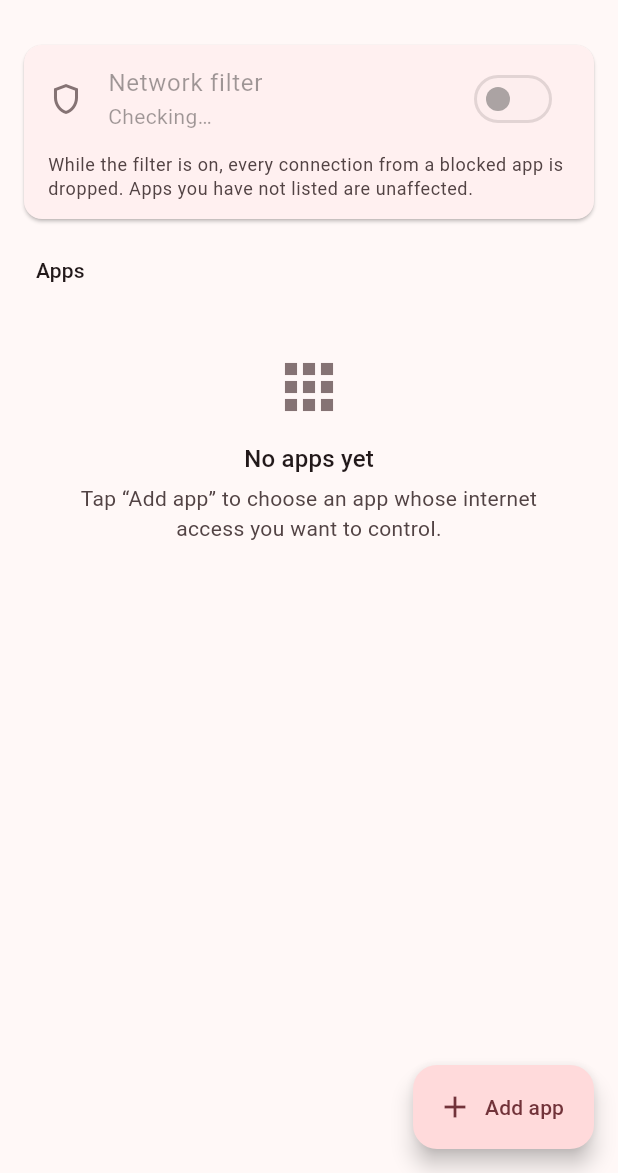
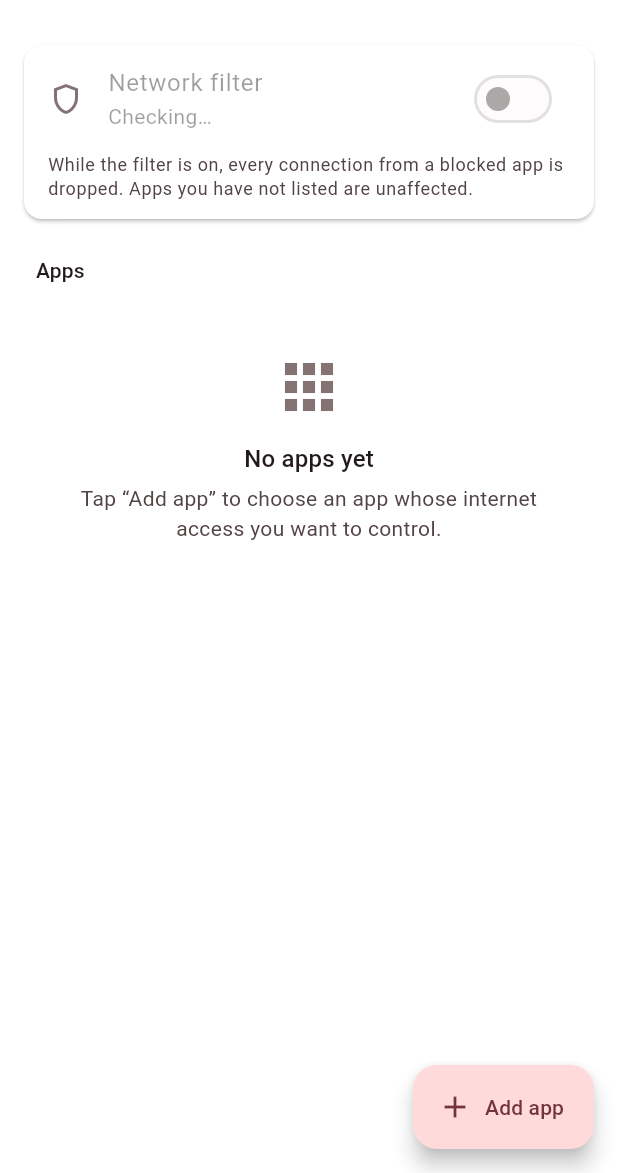
Before and after one commit to skystarsweet/Next.js, a Flutter app: the screen it shows after launch, on a phone screen of 412 x 824 dp, the part 63-1236 px from its top. Run offline on Flutter 3.47's test engine with Material 3 defaults, Android fonts, the phone set to English and light mode, and no system bars.

Commit message:
Always show AppNetGuard in a bright light theme
Force ThemeMode.light with white surfaces, card and app bar so the app
never follows the device's dark mode. Set UIUserInterfaceStyle to Light
in the Runner Info.plist so native sheets, alerts and the keyboard match.
Add a widget test that pins the light theme under a dark platform
brightness.

Co-Authored-By: Claude Fable 5.1 <noreply@anthropic.com>
Claude-Session: https://claude.ai/code/session_015RKTaxaV1bMye1N6Rgqcur

```diff
--- a/appnetguard/lib/main.dart
+++ b/appnetguard/lib/main.dart
@@ -37,19 +37,32 @@ class _AppNetGuardAppState extends State<AppNetGuardApp> {
   @override
   Widget build(BuildContext context) {
     const seed = Color(0xFFE64D66);
+    final colorScheme =
+        ColorScheme.fromSeed(
+          seedColor: seed,
+          brightness: Brightness.light,
+        ).copyWith(
+          // Pure white surfaces so the app reads as bright regardless of the
+          // device's dark-mode setting.
+          surface: Colors.white,
+          surfaceContainerLowest: Colors.white,
+          surfaceContainerLow: const Color(0xFFFCFCFC),
+          surfaceContainer: const Color(0xFFF7F7F7),
+        );
     return MaterialApp(
       title: 'AppNetGuard',
       debugShowCheckedModeBanner: false,
+      // Always render the light theme; the app never switches to dark mode.
+      themeMode: ThemeMode.light,
       theme: ThemeData(
-        colorScheme: ColorScheme.fromSeed(seedColor: seed),
+        colorScheme: colorScheme,
+        scaffoldBackgroundColor: Colors.white,
         useMaterial3: true,
-      ),
-      darkTheme: ThemeData(
-        colorScheme: ColorScheme.fromSeed(
-          seedColor: seed,
-          brightness: Brightness.dark,
+        cardTheme: const CardThemeData(color: Colors.white),
+        appBarTheme: const AppBarTheme(
+          backgroundColor: Colors.white,
+          surfaceTintColor: Colors.transparent,
         ),
-        useMaterial3: true,
       ),
       home: HomeScreen(controller: _controller),
     );
```
Also changed, not shown: 2 other files.
